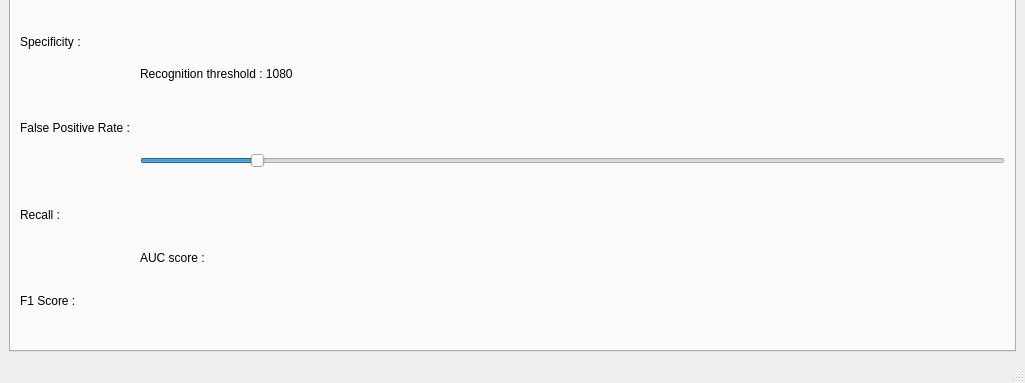
Above: main.ui from Muhannad159/Face-Detection-And-Recognition before the change; both pictures show x 0 to 1025 and y 216 to 599 of the 1025 by 599 pixel window. Below: the same form after it.
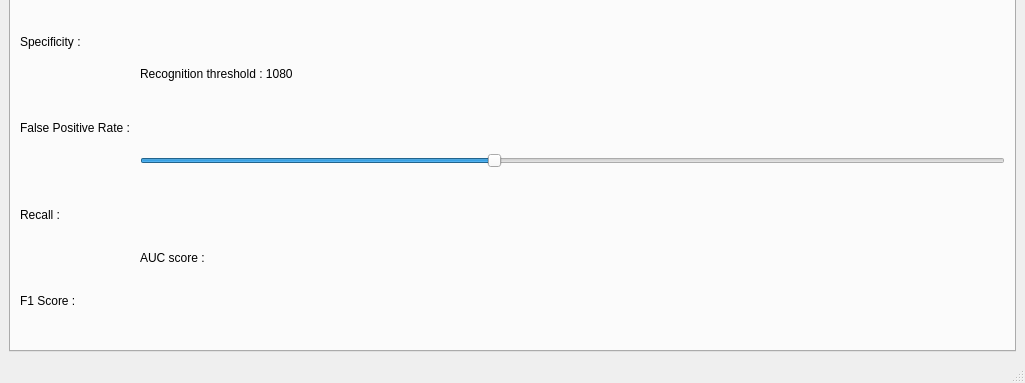
That is the form after the change.

```diff
--- a/main.ui
+++ b/main.ui
@@ -261,10 +261,10 @@
               <item>
                <widget class="QSlider" name="recog_slider_2">
                 <property name="minimum">
-                 <number>500</number>
+                 <number>100</number>
                 </property>
                 <property name="maximum">
-                 <number>5000</number>
+                 <number>2500</number>
                 </property>
                 <property name="singleStep">
                  <number>50</number>
```
